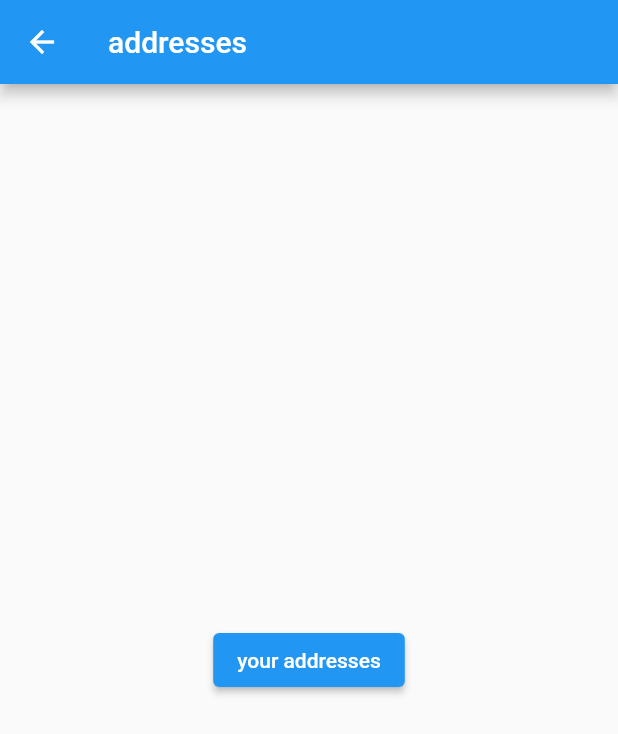
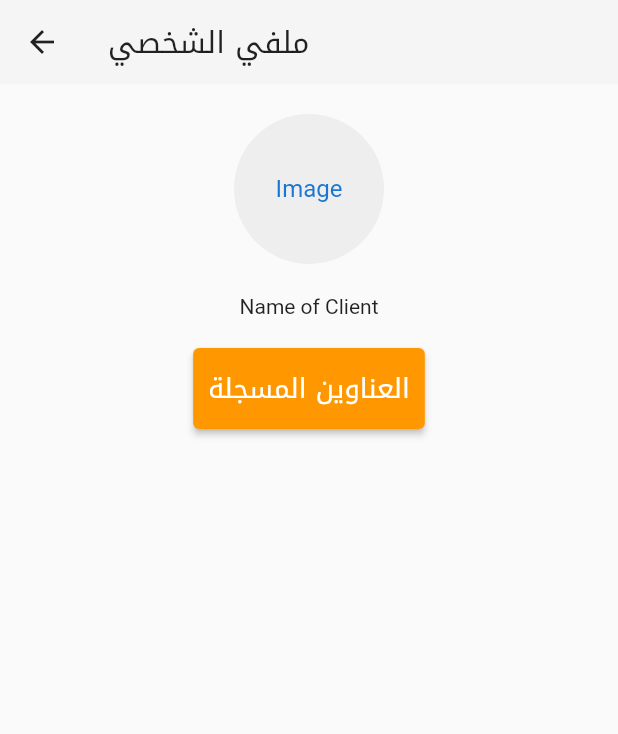
Before and after one commit to hussainxgit/diva, a Flutter app: the Profile screen opened directly, on a phone screen of 412 x 824 dp. Shown: the top 734 px of the screen. Run offline on Flutter 3.47's test engine with Material 2 defaults, Android fonts, the phone set to English and light mode, and no system bars; our stand-ins replace carousel_pro, cloud_firestore, firebase_auth, firebase_core; missing offline and left inert: myfatoorah_flutter; accounts and stored records are empty; network calls fail.

Commit message:
some sixes

```diff
--- a/lib/profile.dart
+++ b/lib/profile.dart
@@ -8,15 +8,53 @@ class Profile extends StatelessWidget {
   @override
   Widget build(BuildContext context) {
     return Scaffold(
-      appBar: AppBar(title: const Text('addresses'),),
-      body: Center(child: ElevatedButton(onPressed: (){
-        Navigator.push(
-          context,
-          MaterialPageRoute(
-              builder: (context) =>
-                  const ViewAllAddress()),
-        );
-      },child: const Text('your addresses'),),),
+      appBar: AppBar(
+        title: const Text(
+          'ملفي الشخصي',
+          style: TextStyle(fontFamily: 'Droid', color: Colors.black87),
+        ),
+        elevation: 0.0,
+        iconTheme: const IconThemeData(color: Colors.black87),
+        backgroundColor: Colors.grey[100],
+      ),
+      body: Column(
+        mainAxisAlignment: MainAxisAlignment.start,
+        children: [
+          const Padding(
+            padding: EdgeInsets.all(10),
+          ),
+          CircleAvatar(
+            radius: 50,
+            backgroundColor: Colors.grey[200],
+            child: const Text('Image'),
+          ),
+          const Padding(
+            padding: EdgeInsets.all(10),
+          ),
+          const Text('Name of Client'),
+          const Padding(
+            padding: EdgeInsets.all(10),
+          ),
+          Center(
+            child: ElevatedButton(
+              style: ElevatedButton.styleFrom(
+                primary: Colors.orange,
+                onPrimary: Colors.white,
+                padding: const EdgeInsets.all(10),
+                textStyle: const TextStyle(fontFamily: 'Droid',
+                fontSize: 18,)
+              ),
+              onPressed: () {
+                Navigator.push(
+                  context,
+                  MaterialPageRoute(builder: (context) => const ViewAllAddress()),
+                );
+              },
+              child: const Text('العناوين المسجلة'),
+            ),
+          )
+        ],
+      ),
     );
   }
 }
```
